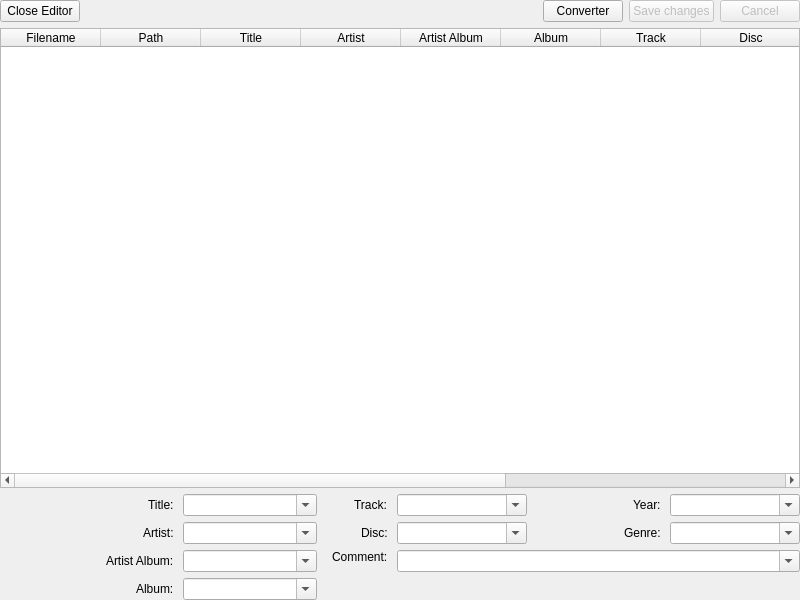
This is code/src/tageditor.ui in MBach/Miam-Player as Qt 5 draws it before an edit. The edited form follows.
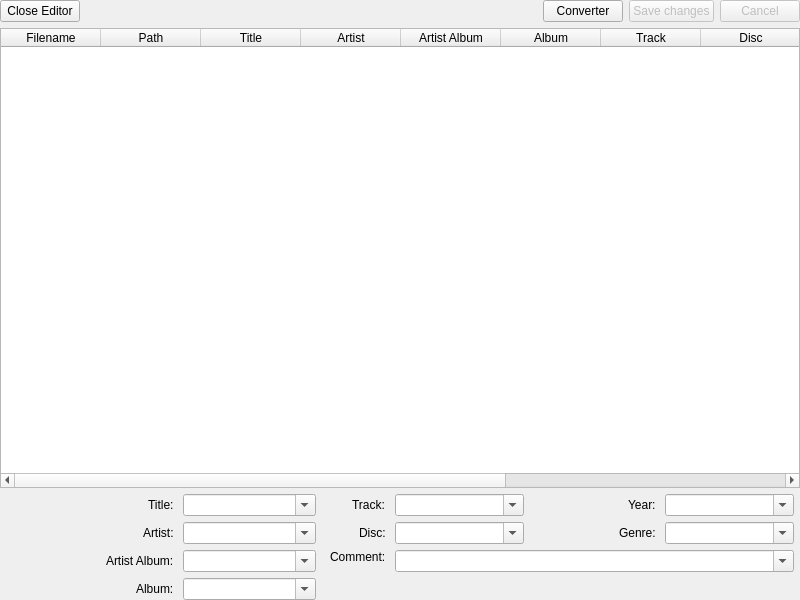
This is the edited form. Icons and pictures are not drawn. Custom widgets are drawn as their Qt base class.

```diff
--- a/code/src/tageditor.ui
+++ b/code/src/tageditor.ui
@@ -200,6 +200,9 @@
      </item>
      <item>
       <layout class="QGridLayout" name="gridLayout" columnstretch="1,2,1,6">
+       <property name="rightMargin">
+        <number>6</number>
+       </property>
        <item row="1" column="2" alignment="Qt::AlignRight">
         <widget class="QLabel" name="labelDisc">
          <property name="text">
```
